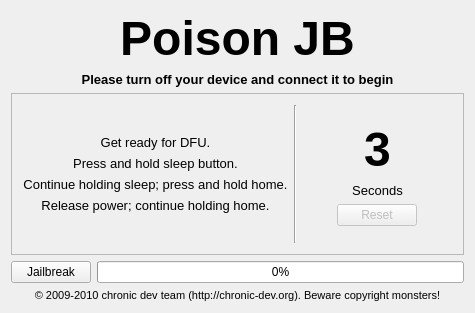
Before: the Qt Designer form interface/linux/PoisonJB/poisonmain.ui in Chronic-Dev/poison-jb, drawn with Qt 5.
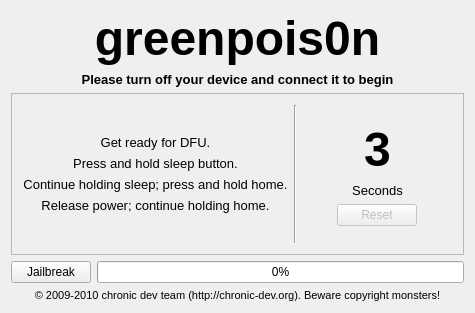
After: the same form once the commit is applied. Icons and pictures are not drawn.

Commit message: Added icon to Linux GUI and fixed name.

```diff
--- a/interface/linux/PoisonJB/poisonmain.ui
+++ b/interface/linux/PoisonJB/poisonmain.ui
@@ -30,7 +30,7 @@
 &lt;html&gt;&lt;head&gt;&lt;meta name=&quot;qrichtext&quot; content=&quot;1&quot; /&gt;&lt;style type=&quot;text/css&quot;&gt;
 p, li { white-space: pre-wrap; }
 &lt;/style&gt;&lt;/head&gt;&lt;body style=&quot; font-family:'Sans Serif'; font-size:9pt; font-weight:400; font-style:normal;&quot;&gt;
-&lt;p align=&quot;center&quot; style=&quot; margin-top:0px; margin-bottom:0px; margin-left:0px; margin-right:0px; -qt-block-indent:0; text-indent:0px;&quot;&gt;&lt;span style=&quot; font-size:36pt; font-weight:600;&quot;&gt;Poison JB&lt;/span&gt;&lt;/p&gt;&lt;/body&gt;&lt;/html&gt;</string>
+&lt;p align=&quot;center&quot; style=&quot; margin-top:0px; margin-bottom:0px; margin-left:0px; margin-right:0px; -qt-block-indent:0; text-indent:0px;&quot;&gt;&lt;span style=&quot; font-size:36pt; font-weight:600;&quot;&gt;greenpois0n&lt;/span&gt;&lt;/p&gt;&lt;/body&gt;&lt;/html&gt;</string>
         </property>
        </widget>
       </item>
```
Left out of the diff: 8 changed lines with no effect on the pictures. The commit also changes 4 other files.
